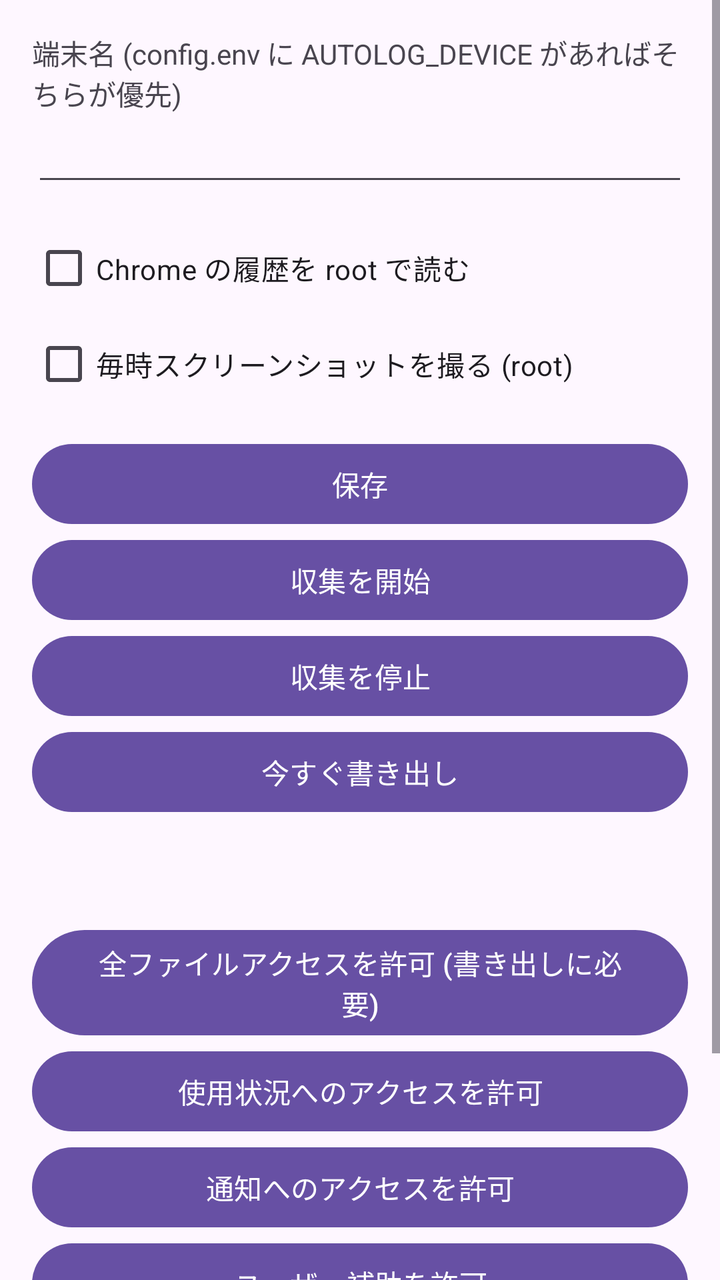
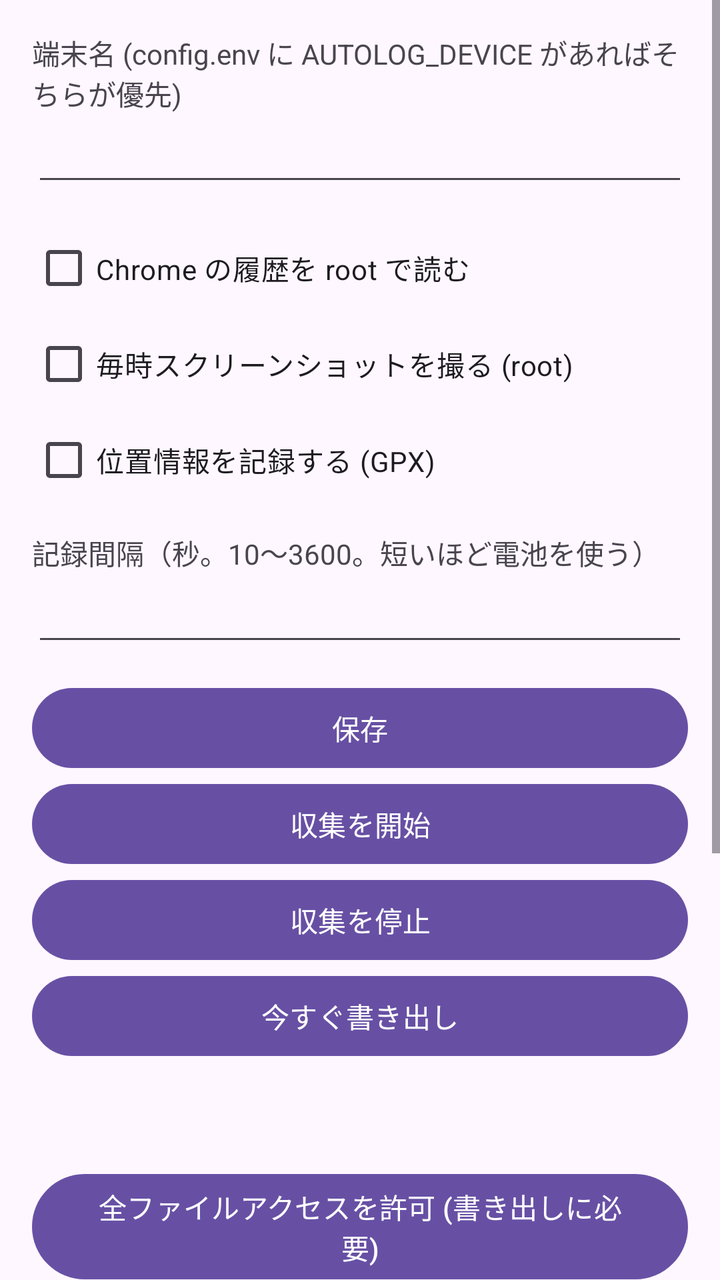

Before-and-after screenshots of an Android layout around one commit, followed by the original layout XML and the change that was made.
<!-- AndroidManifest.xml: application theme Theme.Material3.DayNight -->
<!-- res/layout/activity_main.xml -->
<?xml version="1.0" encoding="utf-8"?>
<ScrollView xmlns:android="http://schemas.android.com/apk/res/android"
    android:id="@+id/root_scroll"
    android:layout_width="match_parent"
    android:layout_height="match_parent">

    <LinearLayout
        android:id="@+id/content"
        android:layout_width="match_parent"
        android:layout_height="wrap_content"
        android:orientation="vertical"
        android:padding="16dp">

        <TextView
            android:layout_width="match_parent"
            android:layout_height="wrap_content"
            android:text="@string/label_device" />

        <EditText
            android:id="@+id/device"
            android:layout_width="match_parent"
            android:layout_height="wrap_content"
            android:autofillHints=""
            android:inputType="text" />

        <CheckBox
            android:id="@+id/read_chrome_history"
            android:layout_width="match_parent"
            android:layout_height="wrap_content"
            android:layout_marginTop="12dp"
            android:text="@string/label_read_chrome_history" />

        <CheckBox
            android:id="@+id/capture_screenshots"
            android:layout_width="match_parent"
            android:layout_height="wrap_content"
            android:text="@string/label_capture_screenshots" />

        <Button
            android:id="@+id/save"
            android:layout_width="match_parent"
            android:layout_height="wrap_content"
            android:layout_marginTop="12dp"
            android:text="@string/action_save" />

        <Button
            android:id="@+id/start"
            android:layout_width="match_parent"
            android:layout_height="wrap_content"
            android:text="@string/action_start" />

        <Button
            android:id="@+id/stop"
            android:layout_width="match_parent"
            android:layout_height="wrap_content"
            android:text="@string/action_stop" />

        <Button
            android:id="@+id/export_now"
            android:layout_width="match_parent"
            android:layout_height="wrap_content"
            android:text="@string/action_export_now" />

        <TextView
            android:id="@+id/status"
            android:layout_width="match_parent"
            android:layout_height="wrap_content"
            android:layout_marginTop="16dp"
            android:fontFamily="monospace" />

        <Button
            android:id="@+id/permission_storage"
            android:layout_width="match_parent"
            android:layout_height="wrap_content"
            android:layout_marginTop="16dp"
            android:text="@string/permission_storage" />

        <Button
            android:id="@+id/permission_usage"
            android:layout_width="match_parent"
            android:layout_height="wrap_content"
            android:text="@string/permission_usage" />

        <Button
            android:id="@+id/permission_notification"
            android:layout_width="match_parent"
            android:layout_height="wrap_content"
            android:text="@string/permission_notification" />

        <Button
            android:id="@+id/permission_accessibility"
            android:layout_width="match_parent"
            android:layout_height="wrap_content"
            android:text="@string/permission_accessibility" />

        <Button
            android:id="@+id/permission_location"
            android:layout_width="match_parent"
            android:layout_height="wrap_content"
            android:text="@string/permission_location" />

        <Button
            android:id="@+id/permission_battery"
            android:layout_width="match_parent"
            android:layout_height="wrap_content"
            android:text="@string/permission_battery" />
    </LinearLayout>
</ScrollView>
<!-- resources referenced by this layout -->
<resources>
  <string name="action_export_now">今すぐ書き出し</string>
  <string name="action_save">保存</string>
  <string name="action_start">収集を開始</string>
  <string name="action_stop">収集を停止</string>
  <string name="label_capture_screenshots">毎時スクリーンショットを撮る (root)</string>
  <string name="label_device">端末名 (config.env に AUTOLOG_DEVICE があればそちらが優先)</string>
  <string name="label_read_chrome_history">Chrome の履歴を root で読む</string>
  <string name="permission_accessibility">ユーザー補助を許可</string>
  <string name="permission_battery">バッテリー最適化の対象外にする</string>
  <string name="permission_location">位置情報を許可 (Wi-Fi の SSID に必要)</string>
  <string name="permission_notification">通知へのアクセスを許可</string>
  <string name="permission_storage">全ファイルアクセスを許可 (書き出しに必要)</string>
  <string name="permission_usage">使用状況へのアクセスを許可</string>
</resources>

<!-- the commit's change to res/layout/activity_main.xml (unified diff, before → after) -->
@@ -35,6 +35,25 @@
             android:layout_width="match_parent"
             android:layout_height="wrap_content"
             android:text="@string/label_capture_screenshots" />
+
+        <CheckBox
+            android:id="@+id/record_location"
+            android:layout_width="match_parent"
+            android:layout_height="wrap_content"
+            android:text="@string/label_record_location" />
+
+        <TextView
+            android:layout_width="match_parent"
+            android:layout_height="wrap_content"
+            android:layout_marginTop="12dp"
+            android:text="@string/label_location_interval" />
+
+        <EditText
+            android:id="@+id/location_interval"
+            android:layout_width="match_parent"
+            android:layout_height="wrap_content"
+            android:autofillHints=""
+            android:inputType="number" />
 
         <Button
             android:id="@+id/save"
@@ -100,6 +119,12 @@
             android:text="@string/permission_location" />
 
         <Button
+            android:id="@+id/permission_background_location"
+            android:layout_width="match_parent"
+            android:layout_height="wrap_content"
+            android:text="@string/permission_background_location" />
+
+        <Button
             android:id="@+id/permission_battery"
             android:layout_width="match_parent"
             android:layout_height="wrap_content"
<!-- resource entries referenced after the edit -->
@@ -6,8 +6,11 @@
   <string name="action_stop">収集を停止</string>
   <string name="label_capture_screenshots">毎時スクリーンショットを撮る (root)</string>
   <string name="label_device">端末名 (config.env に AUTOLOG_DEVICE があればそちらが優先)</string>
+  <string name="label_location_interval">記録間隔（秒。10〜3600。短いほど電池を使う）</string>
   <string name="label_read_chrome_history">Chrome の履歴を root で読む</string>
+  <string name="label_record_location">位置情報を記録する (GPX)</string>
   <string name="permission_accessibility">ユーザー補助を許可</string>
+  <string name="permission_background_location">位置情報を「常に許可」にする (GPX に必要)</string>
   <string name="permission_battery">バッテリー最適化の対象外にする</string>
   <string name="permission_location">位置情報を許可 (Wi-Fi の SSID に必要)</string>
   <string name="permission_notification">通知へのアクセスを許可</string>
